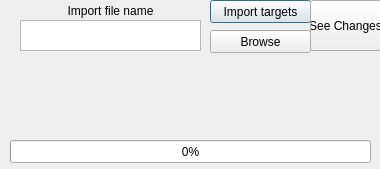
First picture: the form in _internal/pss-ttt-importdialog.ui, repository arraken/pss-ttt, before the edit.
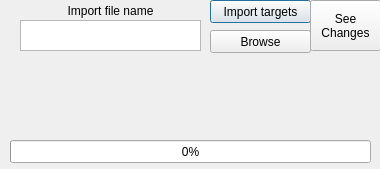
Second picture: the form after the edit.

The edit to the form file:
```diff
--- a/_internal/pss-ttt-importdialog.ui
+++ b/_internal/pss-ttt-importdialog.ui
@@ -103,12 +103,6 @@
      <height>51</height>
     </rect>
    </property>
-   <property name="sizePolicy">
-    <sizepolicy hsizetype="Minimum" vsizetype="Fixed">
-     <horstretch>0</horstretch>
-     <verstretch>0</verstretch>
-    </sizepolicy>
-   </property>
    <property name="font">
     <font>
      <strikeout>false</strikeout>
@@ -122,7 +116,8 @@
     <enum>Qt::LeftToRight</enum>
    </property>
    <property name="text">
-    <string>See Changes</string>
+    <string>See
+Changes</string>
    </property>
   </widget>
  </widget>
```
